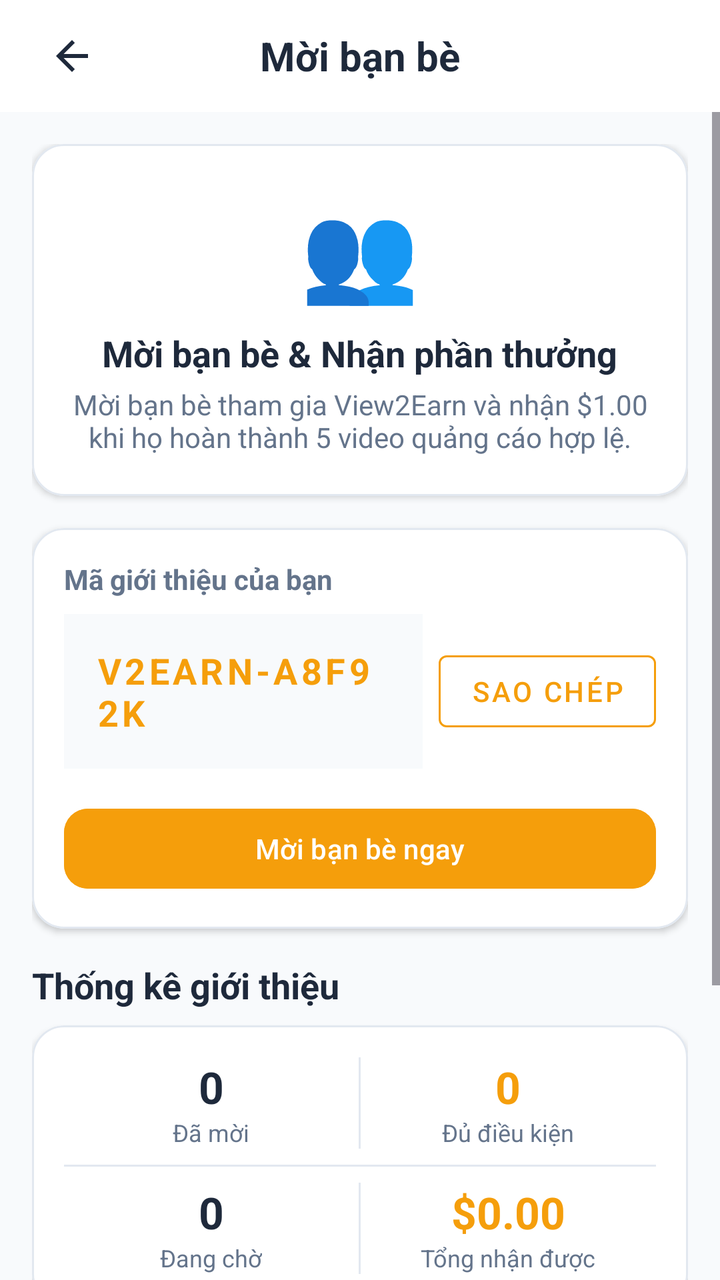
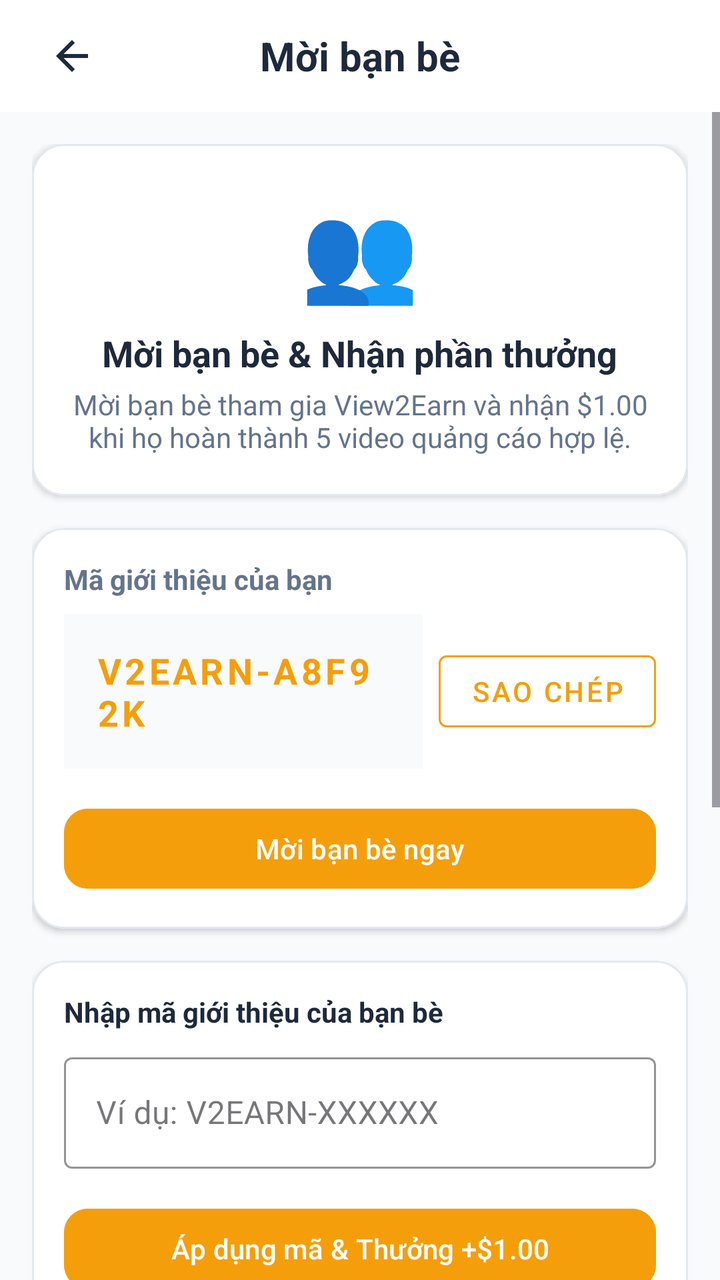

Two renders of the same Android screen: before a commit and after it. Below are the layout's source before the change and the commit's diff.
<!-- AndroidManifest.xml: application theme Theme.View2Earn -->
<!-- res/layout/activity_invite_friends.xml -->
<?xml version="1.0" encoding="utf-8"?>
<LinearLayout xmlns:android="http://schemas.android.com/apk/res/android"
    xmlns:app="http://schemas.android.com/apk/res-auto"
    android:layout_width="match_parent"
    android:layout_height="match_parent"
    android:background="@color/neutral_bg"
    android:id="@+id/invite_friends_activity"
    android:orientation="vertical">

    
    <FrameLayout
        android:layout_width="match_parent"
        android:layout_height="56dp"
        android:background="@color/surface"
        android:paddingHorizontal="@dimen/spacing_md">

        <ImageView
            android:id="@+id/btnBack"
            android:layout_width="wrap_content"
            android:layout_height="wrap_content"
            android:layout_gravity="center_vertical|start"
            android:background="?attr/selectableItemBackgroundBorderless"
            android:contentDescription="Quay lại"
            android:padding="@dimen/spacing_sm"
            android:src="@drawable/ic_back"
            app:tint="@color/secondary" />

        <TextView
            android:layout_width="wrap_content"
            android:layout_height="wrap_content"
            android:layout_gravity="center"
            android:text="@string/invite_friends_header"
            android:textColor="@color/secondary"
            android:textSize="@dimen/text_screen_header"
            android:textStyle="bold" />
    </FrameLayout>

    
    <ScrollView
        android:layout_width="match_parent"
        android:layout_height="0dp"
        android:layout_weight="1"
        android:fillViewport="true">

        <LinearLayout
            android:layout_width="match_parent"
            android:layout_height="wrap_content"
            android:orientation="vertical"
            android:padding="@dimen/spacing_md">

            
            <com.google.android.material.card.MaterialCardView
                android:layout_width="match_parent"
                android:layout_height="wrap_content"
                android:layout_marginBottom="@dimen/spacing_md"
                app:cardBackgroundColor="@color/surface"
                app:cardCornerRadius="@dimen/corner_radius_lg"
                app:cardElevation="2dp"
                app:strokeColor="@color/border_color"
                app:strokeWidth="1dp">

                <LinearLayout
                    android:layout_width="match_parent"
                    android:layout_height="wrap_content"
                    android:gravity="center"
                    android:orientation="vertical"
                    android:padding="@dimen/spacing_lg">

                    <TextView
                        android:layout_width="wrap_content"
                        android:layout_height="wrap_content"
                        android:text="👥"
                        android:textSize="48sp" />

                    <TextView
                        android:layout_width="wrap_content"
                        android:layout_height="wrap_content"
                        android:layout_marginTop="@dimen/spacing_sm"
                        android:gravity="center"
                        android:text="@string/invite_friends_title"
                        android:textColor="@color/secondary"
                        android:textSize="@dimen/text_section_title"
                        android:textStyle="bold" />

                    <TextView
                        android:layout_width="wrap_content"
                        android:layout_height="wrap_content"
                        android:layout_marginTop="@dimen/spacing_xs"
                        android:gravity="center"
                        android:text="@string/invite_friends_desc"
                        android:textColor="@color/tertiary"
                        android:textSize="@dimen/text_secondary" />
                </LinearLayout>
            </com.google.android.material.card.MaterialCardView>

            
            <com.google.android.material.card.MaterialCardView
                android:layout_width="match_parent"
                android:layout_height="wrap_content"
                android:layout_marginBottom="@dimen/spacing_md"
                app:cardBackgroundColor="@color/surface"
                app:cardCornerRadius="@dimen/corner_radius_lg"
                app:cardElevation="2dp"
                app:strokeColor="@color/border_color"
                app:strokeWidth="1dp">

                <LinearLayout
                    android:layout_width="match_parent"
                    android:layout_height="wrap_content"
                    android:orientation="vertical"
                    android:padding="@dimen/spacing_md">

                    <TextView
                        android:layout_width="wrap_content"
                        android:layout_height="wrap_content"
                        android:text="@string/label_your_referral_code"
                        android:textColor="@color/tertiary"
                        android:textSize="@dimen/text_label"
                        android:textStyle="bold" />

                    <LinearLayout
                        android:layout_width="match_parent"
                        android:layout_height="wrap_content"
                        android:layout_marginTop="@dimen/spacing_sm"
                        android:gravity="center_vertical"
                        android:orientation="horizontal">

                        <TextView
                            android:id="@+id/tvReferralCode"
                            android:layout_width="0dp"
                            android:layout_height="wrap_content"
                            android:layout_weight="1"
                            android:background="@color/neutral_bg"
                            android:letterSpacing="0.1"
                            android:padding="@dimen/spacing_md"
                            android:text="V2EARN-A8F92K"
                            android:textColor="@color/primary"
                            android:textSize="@dimen/text_section_title"
                            android:textStyle="bold" />

                        <com.google.android.material.button.MaterialButton
                            android:id="@+id/btnCopyCode"
                            style="@style/Widget.MaterialComponents.Button.OutlinedButton"
                            android:layout_width="wrap_content"
                            android:layout_height="wrap_content"
                            android:layout_marginStart="@dimen/spacing_sm"
                            android:text="@string/btn_copy"
                            android:textColor="@color/primary"
                            app:strokeColor="@color/primary" />
                    </LinearLayout>

                    <com.google.android.material.button.MaterialButton
                        android:id="@+id/btnShare"
                        android:layout_width="match_parent"
                        android:layout_height="wrap_content"
                        android:layout_marginTop="@dimen/spacing_md"
                        android:backgroundTint="@color/primary"
                        android:paddingVertical="@dimen/spacing_sm"
                        android:text="@string/btn_invite_friends"
                        android:textColor="@color/on_primary"
                        android:textSize="@dimen/text_button"
                        app:cornerRadius="@dimen/corner_radius_md" />
                </LinearLayout>
            </com.google.android.material.card.MaterialCardView>

            
            <TextView
                android:layout_width="wrap_content"
                android:layout_height="wrap_content"
                android:layout_marginBottom="@dimen/spacing_sm"
                android:text="@string/section_referral_stats"
                android:textColor="@color/secondary"
                android:textSize="@dimen/text_section_title"
                android:textStyle="bold" />

            <com.google.android.material.card.MaterialCardView
                android:layout_width="match_parent"
                android:layout_height="wrap_content"
                android:layout_marginBottom="@dimen/spacing_md"
                app:cardBackgroundColor="@color/surface"
                app:cardCornerRadius="@dimen/corner_radius_lg"
                app:cardElevation="2dp"
                app:strokeColor="@color/border_color"
                app:strokeWidth="1dp">

                <LinearLayout
                    android:layout_width="match_parent"
                    android:layout_height="wrap_content"
                    android:orientation="vertical"
                    android:padding="@dimen/spacing_md">

                    
                    <LinearLayout
                        android:layout_width="match_parent"
                        android:layout_height="wrap_content"
                        android:orientation="horizontal">

                        <LinearLayout
                            android:layout_width="0dp"
                            android:layout_height="wrap_content"
                            android:layout_weight="1"
                            android:gravity="center"
                            android:orientation="vertical">

                            <TextView
                                android:id="@+id/tvTotalInvited"
                                android:layout_width="wrap_content"
                                android:layout_height="wrap_content"
                                android:text="0"
                                android:textColor="@color/secondary"
                                android:textSize="22sp"
                                android:textStyle="bold" />

                            <TextView
                                android:layout_width="wrap_content"
                                android:layout_height="wrap_content"
                                android:text="@string/stat_invited"
                                android:textColor="@color/tertiary"
                                android:textSize="@dimen/text_caption" />
                        </LinearLayout>

                        <View
                            android:layout_width="1dp"
                            android:layout_height="match_parent"
                            android:background="@color/border_color" />

                        <LinearLayout
                            android:layout_width="0dp"
                            android:layout_height="wrap_content"
                            android:layout_weight="1"
                            android:gravity="center"
                            android:orientation="vertical">

                            <TextView
                                android:id="@+id/tvQualified"
                                android:layout_width="wrap_content"
                                android:layout_height="wrap_content"
                                android:text="0"
                                android:textColor="@color/primary"
                                android:textSize="22sp"
                                android:textStyle="bold" />

                            <TextView
                                android:layout_width="wrap_content"
                                android:layout_height="wrap_content"
                                android:text="@string/stat_qualified"
                                android:textColor="@color/tertiary"
                                android:textSize="@dimen/text_caption" />
                        </LinearLayout>
                    </LinearLayout>

                    <View
                        android:layout_width="match_parent"
                        android:layout_height="1dp"
                        android:layout_marginVertical="@dimen/spacing_sm"
                        android:background="@color/border_color" />

                    
                    <LinearLayout
                        android:layout_width="match_parent"
                        android:layout_height="wrap_content"
                        android:orientation="horizontal">

                        <LinearLayout
                            android:layout_width="0dp"
                            android:layout_height="wrap_content"
                            android:layout_weight="1"
                            android:gravity="center"
                            android:orientation="vertical">

                            <TextView
                                android:id="@+id/tvPending"
                                android:layout_width="wrap_content"
                                android:layout_height="wrap_content"
                                android:text="0"
                                android:textColor="@color/secondary"
                                android:textSize="22sp"
                                android:textStyle="bold" />

                            <TextView
                                android:layout_width="wrap_content"
                                android:layout_height="wrap_content"
                                android:text="@string/stat_pending"
                                android:textColor="@color/tertiary"
                                android:textSize="@dimen/text_caption" />
                        </LinearLayout>

                        <View
                            android:layout_width="1dp"
                            android:layout_height="match_parent"
                            android:background="@color/border_color" />

                        <LinearLayout
                            android:layout_width="0dp"
                            android:layout_height="wrap_content"
                            android:layout_weight="1"
                            android:gravity="center"
                            android:orientation="vertical">

                            <TextView
                                android:id="@+id/tvTotalEarned"
                                android:layout_width="wrap_content"
                                android:layout_height="wrap_content"
                                android:text="$0.00"
                                android:textColor="@color/primary"
                                android:textSize="22sp"
                                android:textStyle="bold" />

                            <TextView
                                android:layout_width="wrap_content"
                                android:layout_height="wrap_content"
                                android:text="@string/stat_total_earned"
                                android:textColor="@color/tertiary"
                                android:textSize="@dimen/text_caption" />
                        </LinearLayout>
                    </LinearLayout>
                </LinearLayout>
            </com.google.android.material.card.MaterialCardView>

            
            <TextView
                android:layout_width="wrap_content"
                android:layout_height="wrap_content"
                android:layout_marginBottom="@dimen/spacing_sm"
                android:text="@string/section_how_it_works"
                android:textColor="@color/secondary"
                android:textSize="@dimen/text_section_title"
                android:textStyle="bold" />

            <com.google.android.material.card.MaterialCardView
                android:layout_width="match_parent"
                android:layout_height="wrap_content"
                app:cardBackgroundColor="@color/surface"
                app:cardCornerRadius="@dimen/corner_radius_lg"
                app:cardElevation="2dp"
                app:strokeColor="@color/border_color"
                app:strokeWidth="1dp">

                <LinearLayout
                    android:layout_width="match_parent"
                    android:layout_height="wrap_content"
                    android:orientation="vertical"
                    android:padding="@dimen/spacing_md">

                    <TextView
                        android:layout_width="wrap_content"
                        android:layout_height="wrap_content"
                        android:layout_marginBottom="@dimen/spacing_xs"
                        android:text="@string/step_1"
                        android:textColor="@color/secondary"
                        android:textSize="@dimen/text_secondary" />

                    <TextView
                        android:layout_width="wrap_content"
                        android:layout_height="wrap_content"
                        android:layout_marginBottom="@dimen/spacing_xs"
                        android:text="@string/step_2"
                        android:textColor="@color/secondary"
                        android:textSize="@dimen/text_secondary" />

                    <TextView
                        android:layout_width="wrap_content"
                        android:layout_height="wrap_content"
                        android:layout_marginBottom="@dimen/spacing_xs"
                        android:text="@string/step_3"
                        android:textColor="@color/secondary"
                        android:textSize="@dimen/text_secondary" />

                    <TextView
                        android:layout_width="wrap_content"
                        android:layout_height="wrap_content"
                        android:text="@string/step_4"
                        android:textColor="@color/secondary"
                        android:textSize="@dimen/text_secondary" />
                </LinearLayout>
            </com.google.android.material.card.MaterialCardView>
        </LinearLayout>
    </ScrollView>
</LinearLayout>
<!-- resources referenced by this layout -->
<resources>
  <color name="border_color">#E2E8F0</color>
  <color name="neutral_bg">#F8FAFC</color>
  <color name="on_primary">#FFFFFF</color>
  <color name="primary">#F59E0B</color>
  <color name="secondary">#1E293B</color>
  <color name="surface">#FFFFFF</color>
  <color name="tertiary">#64748B</color>
  <dimen name="corner_radius_lg">16dp</dimen>
  <dimen name="corner_radius_md">12dp</dimen>
  <dimen name="spacing_lg">20dp</dimen>
  <dimen name="spacing_md">16dp</dimen>
  <dimen name="spacing_sm">8dp</dimen>
  <dimen name="spacing_xs">4dp</dimen>
  <dimen name="text_button">14sp</dimen>
  <dimen name="text_caption">12sp</dimen>
  <dimen name="text_label">14sp</dimen>
  <dimen name="text_screen_header">20sp</dimen>
  <dimen name="text_secondary">14sp</dimen>
  <dimen name="text_section_title">18sp</dimen>
  <!-- drawable ic_back (drawable) -->
  <vector xmlns:android="http://schemas.android.com/apk/res/android"
      android:width="24dp"
      android:height="24dp"
      android:tint="@color/text_primary"
      android:viewportWidth="24"
      android:viewportHeight="24">
      <path
          android:fillColor="@color/text_primary"
          android:pathData="M20,11H7.83l5.59,-5.59L12,4l-8,8 8,8 1.41,-1.41L7.83,13H20v-2z" />
  </vector>
  <string name="btn_copy">Sao chép</string>
  <string name="btn_invite_friends">Mời bạn bè ngay</string>
  <string name="invite_friends_desc">Mời bạn bè tham gia View2Earn và nhận $1.00 khi họ hoàn thành 5 video quảng cáo hợp lệ.</string>
  <string name="invite_friends_header">Mời bạn bè</string>
  <string name="invite_friends_title">Mời bạn bè &amp; Nhận phần thưởng</string>
  <string name="label_your_referral_code">Mã giới thiệu của bạn</string>
  <string name="section_how_it_works">Cách thức hoạt động</string>
  <string name="section_referral_stats">Thống kê giới thiệu</string>
  <string name="stat_invited">Đã mời</string>
  <string name="stat_pending">Đang chờ</string>
  <string name="stat_qualified">Đủ điều kiện</string>
  <string name="stat_total_earned">Tổng nhận được</string>
  <string name="step_1">1. Chia sẻ liên kết/mã giới thiệu của bạn</string>
  <string name="step_2">2. Bạn bè tải app và tạo tài khoản</string>
  <string name="step_3">3. Bạn bè xem đủ 5 video quảng cáo hợp lệ</string>
  <string name="step_4">4. Bạn nhận được $1.00 phần thưởng vào ví</string>
  <style name="Theme.View2Earn" parent="Base.Theme.View2Earn" />
  <color name="text_primary">#1E293B</color>
  <style name="Base.Theme.View2Earn" parent="Theme.Material3.Light.NoActionBar">
          
          <item name="colorPrimary">@color/primary</item>
          <item name="colorOnPrimary">@color/on_primary</item>
          <item name="android:windowBackground">@color/neutral_bg</item>
          <item name="android:statusBarColor">@color/neutral_bg</item>
          <item name="android:windowLightStatusBar" tools:targetApi="m">true</item>
      </style>
</resources>

<!-- the commit's change to res/layout/activity_invite_friends.xml (unified diff, before → after) -->
@@ -164,6 +164,63 @@
             </com.google.android.material.card.MaterialCardView>
 
             
+            <com.google.android.material.card.MaterialCardView
+                android:layout_width="match_parent"
+                android:layout_height="wrap_content"
+                android:layout_marginBottom="@dimen/spacing_md"
+                app:cardBackgroundColor="@color/surface"
+                app:cardCornerRadius="@dimen/corner_radius_lg"
+                app:cardElevation="2dp"
+                app:strokeColor="@color/border_color"
+                app:strokeWidth="1dp">
+
+                <LinearLayout
+                    android:layout_width="match_parent"
+                    android:layout_height="wrap_content"
+                    android:orientation="vertical"
+                    android:padding="@dimen/spacing_md">
+
+                    <TextView
+                        android:layout_width="wrap_content"
+                        android:layout_height="wrap_content"
+                        android:text="Nhập mã giới thiệu của bạn bè"
+                        android:textColor="@color/secondary"
+                        android:textSize="@dimen/text_label"
+                        android:textStyle="bold" />
+
+                    <com.google.android.material.textfield.TextInputLayout
+                        style="@style/Widget.MaterialComponents.TextInputLayout.OutlinedBox"
+                        android:layout_width="match_parent"
+                        android:layout_height="wrap_content"
+                        android:layout_marginTop="@dimen/spacing_sm"
+                        app:boxStrokeColor="@color/primary"
+                        app:hintTextColor="@color/primary">
+
+                        <com.google.android.material.textfield.TextInputEditText
+                            android:id="@+id/etInputReferralCode"
+                            android:layout_width="match_parent"
+                            android:layout_height="wrap_content"
+                            android:hint="Ví dụ: V2EARN-XXXXXX"
+                            android:inputType="textCapCharacters"
+                            android:textColor="@color/secondary"
+                            android:textSize="@dimen/text_input" />
+                    </com.google.android.material.textfield.TextInputLayout>
+
+                    <com.google.android.material.button.MaterialButton
+                        android:id="@+id/btnClaimCode"
+                        android:layout_width="match_parent"
+                        android:layout_height="wrap_content"
+                        android:layout_marginTop="@dimen/spacing_md"
+                        android:backgroundTint="@color/primary"
+                        android:paddingVertical="@dimen/spacing_sm"
+                        android:text="Áp dụng mã &amp; Thưởng +$1.00"
+                        android:textColor="@color/on_primary"
+                        android:textSize="@dimen/text_button"
+                        app:cornerRadius="@dimen/corner_radius_md" />
+                </LinearLayout>
+            </com.google.android.material.card.MaterialCardView>
+
+            
             <TextView
                 android:layout_width="wrap_content"
                 android:layout_height="wrap_content"
<!-- resource entries referenced after the edit -->
@@ -15,6 +15,7 @@
   <dimen name="spacing_xs">4dp</dimen>
   <dimen name="text_button">14sp</dimen>
   <dimen name="text_caption">12sp</dimen>
+  <dimen name="text_input">16sp</dimen>
   <dimen name="text_label">14sp</dimen>
   <dimen name="text_screen_header">20sp</dimen>
   <dimen name="text_secondary">14sp</dimen>
